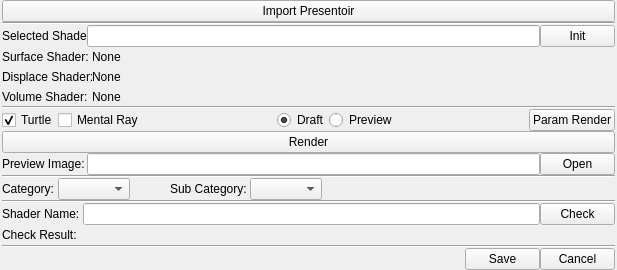
This is tools/maya/util/factory/ui/dialShader.ui in snaress/studio as Qt 5 draws it before an edit. The edited form follows.
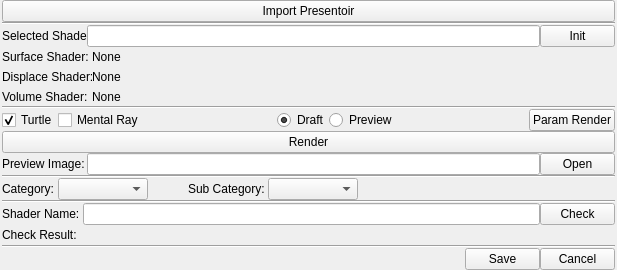
This is the edited form.

Commit message: factory: Update shader transfert mayaFactory: Update ShaderUi()

```diff
--- a/tools/maya/util/factory/ui/dialShader.ui
+++ b/tools/maya/util/factory/ui/dialShader.ui
@@ -410,6 +410,12 @@
         </item>
         <item>
          <widget class="QComboBox" name="cbCategory">
+          <property name="minimumSize">
+           <size>
+            <width>90</width>
+            <height>0</height>
+           </size>
+          </property>
           <property name="modelColumn">
            <number>0</number>
           </property>
@@ -440,6 +446,12 @@
         </item>
         <item>
          <widget class="QComboBox" name="cbSubCategory">
+          <property name="minimumSize">
+           <size>
+            <width>90</width>
+            <height>0</height>
+           </size>
+          </property>
           <property name="modelColumn">
            <number>0</number>
           </property>
```
Left out of the diff: 2 changed lines with no effect on the pictures. The commit also changes 4 other files.
